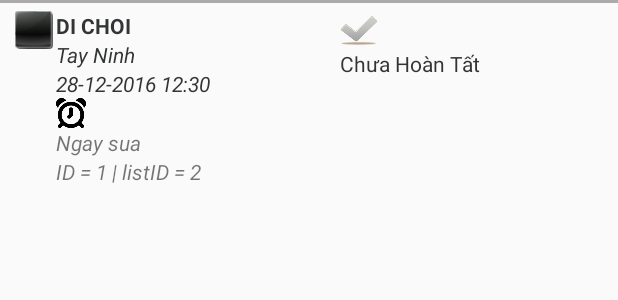
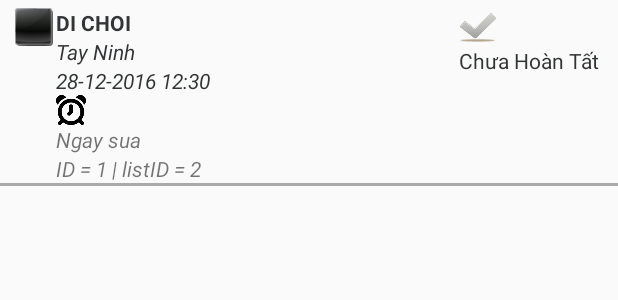
Before and after one commit to phatntuit/ToDo, an Android app: the layout todo_item_row.xml on its own in the app's theme, with its tools: preview values and no code run, on a phone screen of 412 x 824 dp. Shown: the top 300 px of the screen. Run offline under Robolectric (Android 15) with nearby library versions, the phone set to English and light mode, and no system bars.

Commit message:
lastest update app todo with notification-by PhatNguyen

```diff
--- a/app/src/main/java/uit/phatnguyen/todo/activity/CreateListActivity.java
+++ b/app/src/main/java/uit/phatnguyen/todo/activity/CreateListActivity.java
@@ -22,6 +22,7 @@ import uit.phatnguyen.todo.R;
 import uit.phatnguyen.todo.adapter.ColorAdapter;
 import uit.phatnguyen.todo.adapter.TDArrayAdapter;
 import uit.phatnguyen.todo.db.ToDoHelper;
+import uit.phatnguyen.todo.helper.AlarmReceiver;
 import uit.phatnguyen.todo.helper.MyUtility;
 import uit.phatnguyen.todo.model.Color;
 import uit.phatnguyen.todo.model.Todo;
@@ -53,6 +54,10 @@ public class CreateListActivity extends AppCompatActivity {
     String[] myStringColors;
     LinearLayout llItemDetail;
     LinearLayout llItem;
+
+
+    //Alarm Receiver
+    AlarmReceiver alarm = new AlarmReceiver();
 
     @Override
     protected void onCreate(Bundle savedInstanceState) {
--- a/app/src/main/java/uit/phatnguyen/todo/helper/SchedulingService.java
+++ b/app/src/main/java/uit/phatnguyen/todo/helper/SchedulingService.java
@@ -32,7 +32,7 @@ public class SchedulingService extends IntentService {
         String title = receivedBundle.getString("title");
         String content = receivedBundle.getString("content");
         sendNotification(content,title);
-        runRingtone();
+        //runRingtone();
         AlarmReceiver.completeWakefulIntent(intent);
     }
     private void sendNotification(String content,String title) {
@@ -49,6 +49,8 @@ public class SchedulingService extends IntentService {
                         .setStyle(new NotificationCompat.BigTextStyle()
                                 .bigText(content))
                         .setContentText(content)
+                        .setSound(Uri.parse("android.resource://"
+                                + getBaseContext().getPackageName() + "/" + R.raw.chipkiss))
                         .setAutoCancel(true);
 
         mBuilder.setContentIntent(contentIntent);
@@ -72,7 +74,9 @@ public class SchedulingService extends IntentService {
             }
         }
         if (r != null)
+        {
             r.play();
+        }
 
     }
 }
--- a/app/src/main/res/layout/todo_item_row.xml
+++ b/app/src/main/res/layout/todo_item_row.xml
@@ -6,18 +6,14 @@
     android:layout_height="match_parent"
     android:id="@+id/llDetailRow">
 
-    <View
+    <LinearLayout
         android:layout_width="match_parent"
-        android:layout_height="2dp"
-        android:background="@android:color/darker_gray"/>
-
-    <LinearLayout
-        android:layout_width="wrap_content"
         android:layout_height="wrap_content"
         android:layout_gravity="left"
         android:layout_marginLeft="10dp"
         android:layout_marginTop="5dp"
-        android:orientation="horizontal">
+        android:orientation="horizontal"
+        android:weightSum="1">
         <ImageView
             android:layout_width="25dp"
             android:layout_height="25dp"
@@ -29,7 +25,8 @@
             android:layout_width="wrap_content"
             android:layout_height="wrap_content"
             android:layout_marginLeft="2dp"
-            android:orientation="vertical">
+            android:orientation="vertical"
+            android:layout_weight="0.92">
             <TextView
                 android:id="@+id/tvNoiDung"
                 android:layout_width="wrap_content"
@@ -106,7 +103,14 @@
                 android:layout_height="wrap_content"
                 android:text="Chưa Hoàn Tất"
                 android:textColor="@color/black"
+                android:layout_marginRight="5dp"
                 android:id="@+id/tvHoanTat" />
         </LinearLayout>
     </LinearLayout>
+
+    <View
+        android:layout_width="match_parent"
+        android:layout_height="2dp"
+        android:background="@android:color/darker_gray"/>
+
 </LinearLayout>
--- a/app/src/main/res/values/strings.xml
+++ b/app/src/main/res/values/strings.xml
@@ -1,5 +1,6 @@
 <resources>
     <string name="app_name">Quản lý công việc</string>
+    <string name="myapp">PNQT ToDo</string>
     <string name="btnAddList">Tạo mới</string>
     <string name="btnSaveList">Lưu danh sách</string>
     <string name="btnSaveItem">Lưu công việc</string>
```
Also changed, not shown: app/src/main/AndroidManifest.xml (+2 -5 lines), app/src/main/java/uit/phatnguyen/todo/activity/CreateItemsActivity.java (+4 -5 lines), 1 other file.
